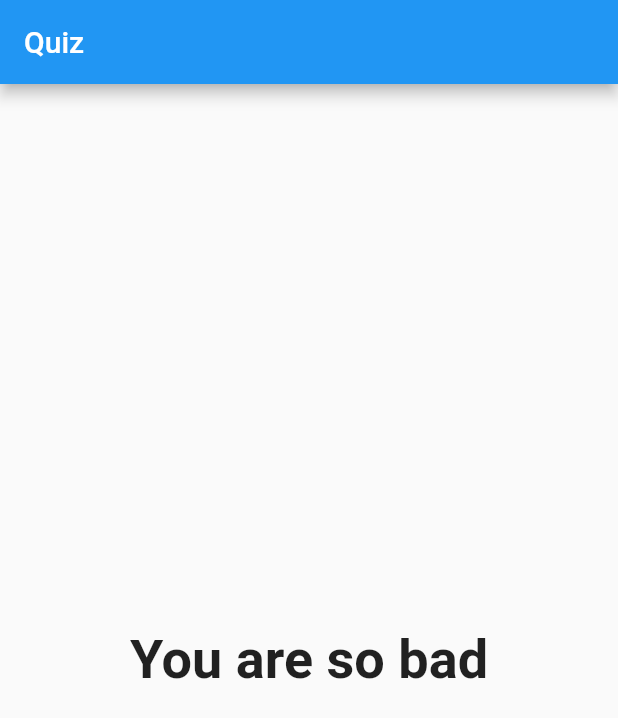
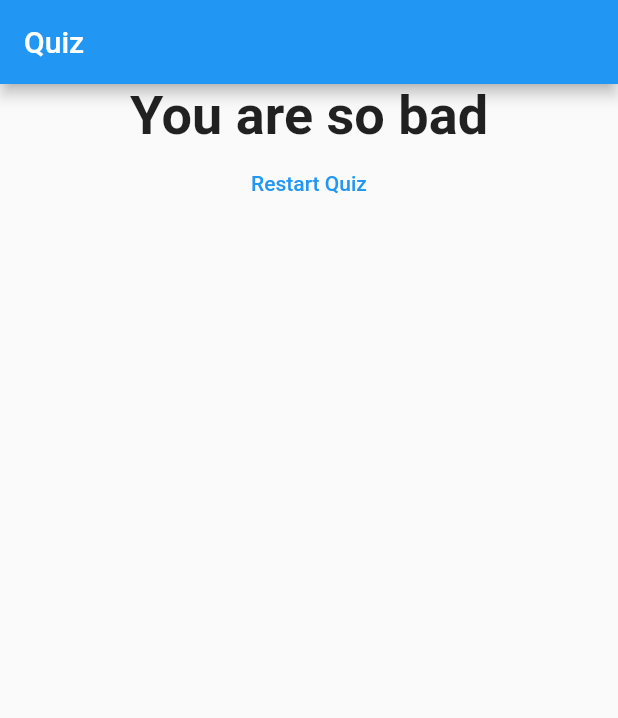
Before and after one commit to bhavikvashi1804/flutter-quiz, a Flutter app: the screen it shows after launch, after a tap on "Red", after a tap on "Snake", after a tap on "Raj", on a phone screen of 412 x 824 dp. Shown: the top 718 px of the screen. Run offline on Flutter 3.47's test engine with Material 2 defaults, Android fonts, the phone set to English and light mode, and no system bars.

Commit message:
Reset Quiz

```diff
--- a/lib/main.dart
+++ b/lib/main.dart
@@ -95,6 +95,12 @@ class _MyHomePageState extends State<MyHomePage> {
   ];
 
 
+  void _resetQuiz(){
+    setState(() {
+      _totalScore=0;
+      _questionIndex=0;
+    });
+  }
 
   void _answerQ(int score){
 
@@ -105,8 +111,6 @@ class _MyHomePageState extends State<MyHomePage> {
       _questionIndex++;
     });
 
-    print("Answer is choosen");
-    print("Question No: $_questionIndex");
   }
 
 
@@ -121,7 +125,7 @@ class _MyHomePageState extends State<MyHomePage> {
         questionIndex: _questionIndex,
         questions: _questions,
         onAnswerClick: _answerQ,
-        ):Result(_totalScore),
+        ):Result(_totalScore,_resetQuiz),
      );
   }
 }
--- a/lib/result.dart
+++ b/lib/result.dart
@@ -3,8 +3,9 @@ import 'package:flutter/material.dart';
 class Result extends StatelessWidget {
 
   final int resultScore;
+  final Function reset;
 
-  Result(this.resultScore);
+  Result(this.resultScore,this.reset);
 
   String get resultPhrase{
     String resultText='You did it';
@@ -26,10 +27,19 @@ class Result extends StatelessWidget {
   @override
   Widget build(BuildContext context) {
     return Center(
-      child: Text(
-        resultPhrase,
-        style: TextStyle(fontSize: 36,fontWeight: FontWeight.bold),
-        textAlign: TextAlign.center,
+      child: Column(
+        children: <Widget>[
+          Text(
+            resultPhrase,
+            style: TextStyle(fontSize: 36,fontWeight: FontWeight.bold),
+            textAlign: TextAlign.center,
+          ),
+          FlatButton(
+            child: Text('Restart Quiz'),
+            textColor: Colors.blue,
+            onPressed: reset,
+          )
+        ],
       ),
     );
   }
```
